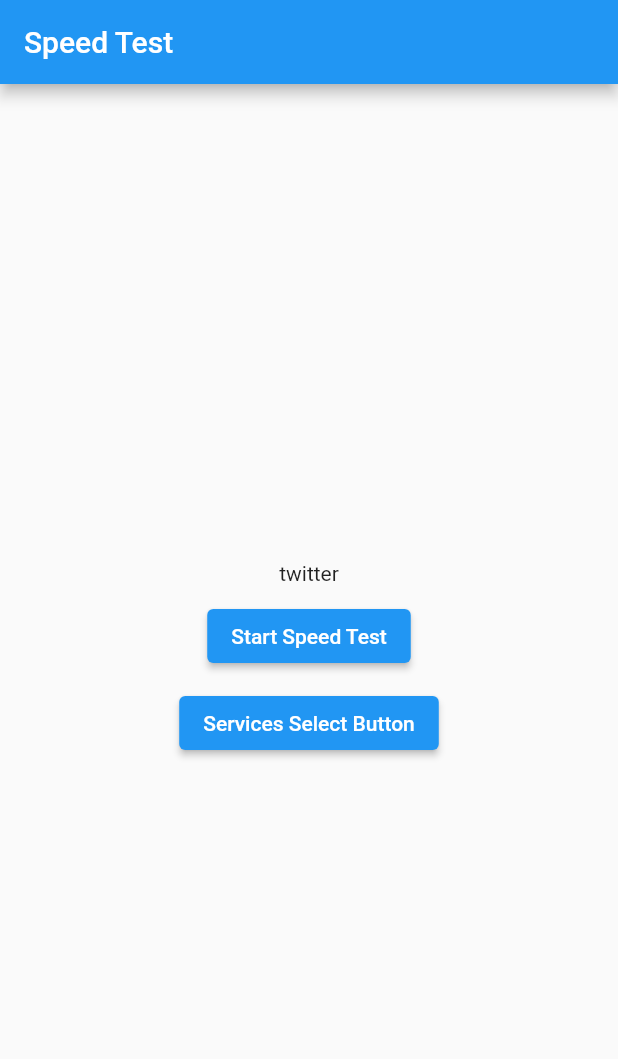
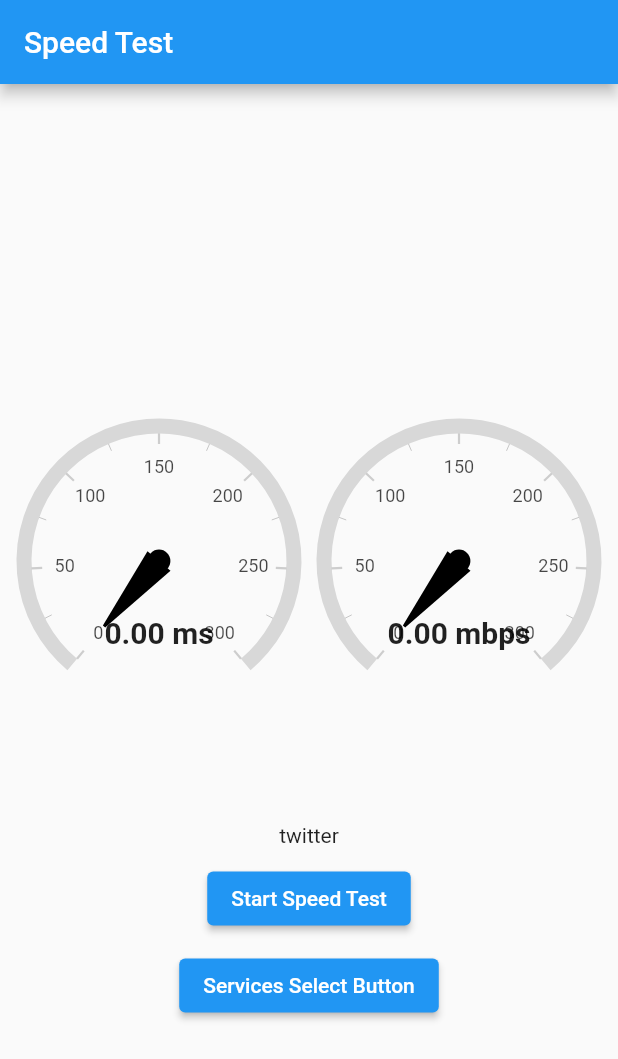
Before and after one commit to fa0311/sns_speed_test, a Flutter app: the screen it shows after launch, after a tap on "Start Speed Test", on a phone screen of 412 x 824 dp. Shown: the top 1059 px of the screen. Run offline on Flutter 3.47's test engine with Material 2 defaults, Android fonts, the phone set to English and light mode, and no system bars; drawn by our look-alikes of syncfusion_flutter_gauges; our stand-ins replace flutter_riverpod, font_awesome_flutter; network calls fail.

Commit message:
add gauge
Signed-off-by: ふぁ <yuki@yuki0311.com>

```diff
--- a/lib/api/speed_test.dart
+++ b/lib/api/speed_test.dart
@@ -37,26 +37,17 @@ class SpeedTest extends SpeedTestData {
         received += value.length;
         double sec = speedTime.elapsedMilliseconds / 1000;
         if (listen != null) {
-          listen(received * 8 / sec);
+          listen(received * 8 / 1024 / 1024 / sec);
         }
       }).onDone(() async {
         if (++doneConnection >= connectionSize) {
           speedTime.stop();
           double sec = speedTime.elapsedMilliseconds / 1000;
           if (listen != null) {
-            listen(received * 8 / sec);
+            listen(received * 8 / 1024 / 1024 / sec);
           }
         }
       });
     }
   }
 }
-
-String prefix(double num, {fractionDigits = 2}) {
-  List<String> prefixList = ["", "K", "M", "G", "T", "P", "E", "Z", "Y"];
-  int i;
-  for (i = 0; num > 1024; i++) {
-    num /= 1024;
-  }
-  return num.toStringAsFixed(fractionDigits) + prefixList[i];
-}
--- a/lib/main.dart
+++ b/lib/main.dart
@@ -11,7 +11,7 @@ class MyApp extends ConsumerWidget {
 
   @override
   Widget build(BuildContext context, WidgetRef ref) {
-    return MaterialApp(
+    return const MaterialApp(
       title: 'Speed Test',
       home: SpeedTestWidget(),
     );
--- a/lib/widget/moda.dart
+++ /dev/null
@@ -1 +0,0 @@
-// TODO Implement this library.
--- a/lib/widget/speed_test.dart
+++ b/lib/widget/speed_test.dart
@@ -4,14 +4,22 @@ import 'package:flutter_riverpod/flutter_riverpod.dart';
 import 'package:sns_speed_test/api/speed_test.dart';
 import 'package:sns_speed_test/dataclass/service.dart';
 import 'package:sns_speed_test/widget/service_select.dart';
+import 'package:syncfusion_flutter_gauges/gauges.dart';
 
 final servicesProvider = StateProvider((ref) => Services.twitter);
+final responseTimeProvider = StateProvider((ref) => 0.0);
+final speedProvider = StateProvider((ref) => 0.0);
+
+enum GaugeType {
+  time("ms"),
+  speed("mbps");
+
+  final String unit;
+  const GaugeType(this.unit);
+}
 
 class SpeedTestWidget extends ConsumerWidget {
-  final TextEditingController urlController = TextEditingController();
-  final TextEditingController countController = TextEditingController();
-
-  SpeedTestWidget({super.key});
+  const SpeedTestWidget({super.key});
   @override
   Widget build(BuildContext context, WidgetRef ref) {
     final services = ref.watch(servicesProvider);
@@ -21,17 +29,71 @@ class SpeedTestWidget extends ConsumerWidget {
         title: const Text("Speed Test"),
       ),
       body: Center(
-        child: SizedBox(
-          width: 500,
         child: Column(
           mainAxisAlignment: MainAxisAlignment.center,
           children: <Widget>[
+            Row(
+              mainAxisAlignment: MainAxisAlignment.center,
+              children: [
+                for (GaugeType type in GaugeType.values)
+                  SizedBox(
+                    width: 200,
+                    child: Consumer(
+                      builder: (context, ref, child) {
+                        final value = () {
+                          switch (type) {
+                            case GaugeType.time:
+                              return ref.watch(responseTimeProvider);
+                            case GaugeType.speed:
+                              return ref.watch(speedProvider);
+                          }
+                        }();
+                        return SfRadialGauge(
+                          axes: <RadialAxis>[
+                            RadialAxis(
+                              minimum: 0,
+                              maximum: 300,
+                              ranges: [
+                                GaugeRange(startValue: 0, endValue: value, color: Colors.green),
+                              ],
+                              pointers: [
+                                NeedlePointer(value: value),
+                              ],
+                              annotations: [
+                                GaugeAnnotation(
+                                  widget: Text(
+                                    "${value.toStringAsFixed(2)} ${type.unit}",
+                                    style: const TextStyle(fontSize: 20, fontWeight: FontWeight.bold),
+                                  ),
+                                  angle: 90,
+                                  positionFactor: 0.5,
+                                ),
+                              ],
+                            ),
+                          ],
+                        );
+                      },
+                    ),
+                  ),
+              ],
+            ),
             Text(services.name),
             Padding(
               padding: const EdgeInsets.all(10),
               child: ElevatedButton(
                 onPressed: () {
-                    SpeedTest(Uri.parse(urlController.text)).download(int.parse(countController.text));
+                  ref.read(responseTimeProvider.notifier).state = 0.0;
+                  ref.read(speedProvider.notifier).state = 0.0;
+                  SpeedTest(Uri.parse("https://video.twimg.com/ext_tw_video/1589654926166265856/pu/vid/480x600/qX9Ha_9U-Sl8wggn.mp4")).download(
+                    10,
+                    ping: (value) {
+                      ref.read(responseTimeProvider.notifier).state = value;
+                    },
+                    listen: (value) {
+                      print(value);
+                      ref.read(speedProvider.notifier).state = value;
+                    },
+                  );
                 },
                 child: const Text("Start Speed Test"),
               ),
@@ -40,7 +102,6 @@ class SpeedTestWidget extends ConsumerWidget {
           ],
         ),
       ),
-      ),
     );
   }
 }
--- a/pubspec.yaml
+++ b/pubspec.yaml
@@ -39,6 +39,7 @@ dependencies:
   http: ^0.13.5
   font_awesome_flutter: ^10.2.1
   flutter_riverpod: ^2.1.1
+  syncfusion_flutter_gauges: ^20.3.56
 
 dev_dependencies:
   flutter_test:
```
Also changed, not shown: lib/widget/enum.dart (deleted), pubspec.lock. Lines whose indentation alone changed are shown as unchanged.
